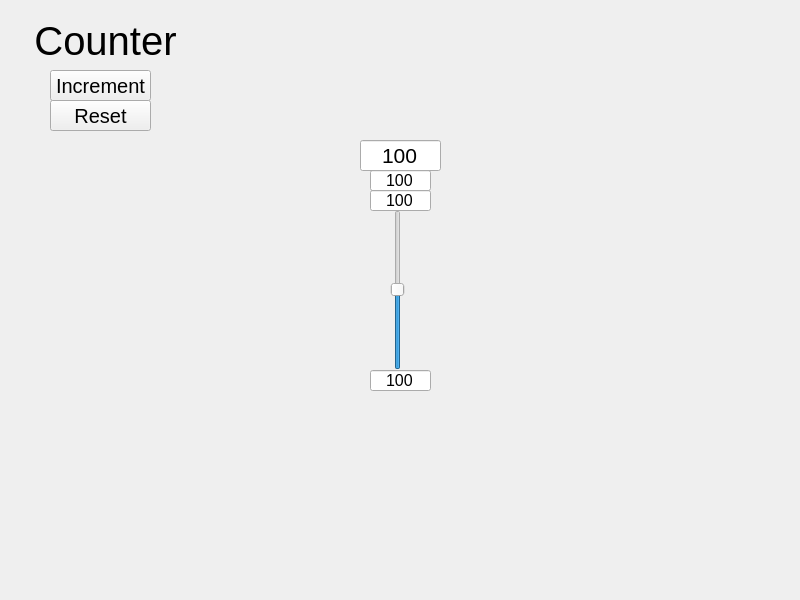
Before: the Qt Designer form src/ui/MainWindow.ui in Blitblank/metabalus, drawn with Qt 5.
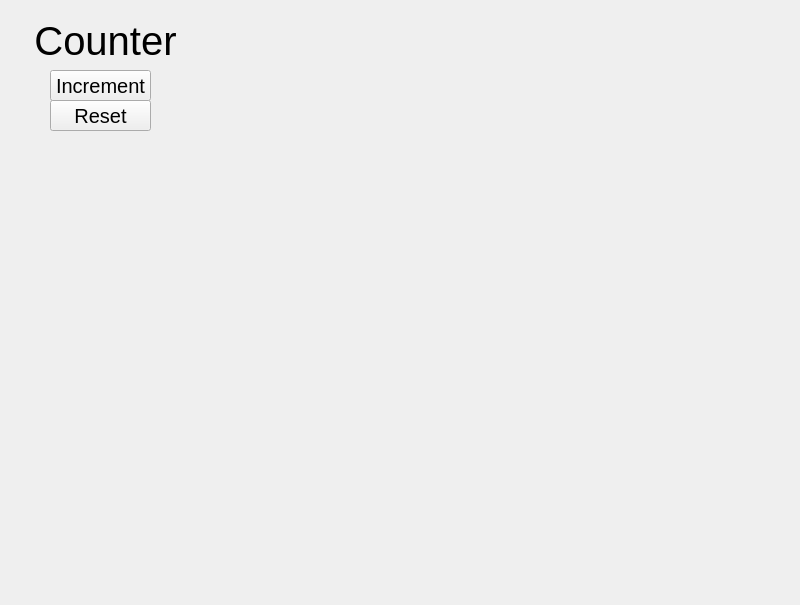
After: the same form once the commit is applied. Custom widgets are drawn as their Qt base class.

Commit message: package slider components into its own widget

```diff
--- a/src/ui/MainWindow.ui
+++ b/src/ui/MainWindow.ui
@@ -7,7 +7,7 @@
     <x>0</x>
     <y>0</y>
     <width>800</width>
-    <height>600</height>
+    <height>605</height>
    </rect>
   </property>
   <property name="windowTitle">
@@ -71,124 +71,26 @@
      <set>Qt::AlignmentFlag::AlignCenter</set>
     </property>
    </widget>
-   <widget class="QSlider" name="slider">
+   <widget class="SmartSlider" name="sliderGainR" native="true">
     <property name="geometry">
      <rect>
-      <x>390</x>
-      <y>210</y>
-      <width>16</width>
-      <height>160</height>
+      <x>340</x>
+      <y>120</y>
+      <width>171</width>
+      <height>321</height>
      </rect>
-    </property>
-    <property name="value">
-     <number>50</number>
-    </property>
-    <property name="orientation">
-     <enum>Qt::Orientation::Vertical</enum>
-    </property>
-   </widget>
-   <widget class="QLineEdit" name="inputMax">
-    <property name="geometry">
-     <rect>
-      <x>370</x>
-      <y>190</y>
-      <width>61</width>
-      <height>21</height>
-     </rect>
-    </property>
-    <property name="font">
-     <font>
-      <pointsize>12</pointsize>
-      <stylestrategy>PreferDefault</stylestrategy>
-     </font>
-    </property>
-    <property name="layoutDirection">
-     <enum>Qt::LayoutDirection::LeftToRight</enum>
-    </property>
-    <property name="text">
-     <string>100</string>
-    </property>
-    <property name="alignment">
-     <set>Qt::AlignmentFlag::AlignCenter</set>
-    </property>
-   </widget>
-   <widget class="QLineEdit" name="inputStep">
-    <property name="geometry">
-     <rect>
-      <x>370</x>
-      <y>170</y>
-      <width>61</width>
-      <height>21</height>
-     </rect>
-    </property>
-    <property name="font">
-     <font>
-      <pointsize>12</pointsize>
-      <stylestrategy>PreferDefault</stylestrategy>
-     </font>
-    </property>
-    <property name="layoutDirection">
-     <enum>Qt::LayoutDirection::LeftToRight</enum>
-    </property>
-    <property name="text">
-     <string>100</string>
-    </property>
-    <property name="alignment">
-     <set>Qt::AlignmentFlag::AlignCenter</set>
-    </property>
-   </widget>
-   <widget class="QLineEdit" name="inputValue">
-    <property name="geometry">
-     <rect>
-      <x>360</x>
-      <y>140</y>
-      <width>81</width>
-      <height>31</height>
-     </rect>
-    </property>
-    <property name="font">
-     <font>
-      <pointsize>16</pointsize>
-      <stylestrategy>PreferDefault</stylestrategy>
-     </font>
-    </property>
-    <property name="layoutDirection">
-     <enum>Qt::LayoutDirection::LeftToRight</enum>
-    </property>
-    <property name="text">
-     <string>100</string>
-    </property>
-    <property name="alignment">
-     <set>Qt::AlignmentFlag::AlignCenter</set>
-    </property>
-   </widget>
-   <widget class="QLineEdit" name="inputMin">
-    <property name="geometry">
-     <rect>
-      <x>370</x>
-      <y>370</y>
-      <width>61</width>
-      <height>21</height>
-     </rect>
-    </property>
-    <property name="font">
-     <font>
-      <pointsize>12</pointsize>
-      <stylestrategy>PreferDefault</stylestrategy>
-     </font>
-    </property>
-    <property name="layoutDirection">
-     <enum>Qt::LayoutDirection::LeftToRight</enum>
-    </property>
-    <property name="text">
-     <string>100</string>
-    </property>
-    <property name="alignment">
-     <set>Qt::AlignmentFlag::AlignCenter</set>
     </property>
    </widget>
   </widget>
  </widget>
+ <customwidgets>
+  <customwidget>
+   <class>SmartSlider</class>
+   <extends>QWidget</extends>
+   <header>SmartSlider.h</header>
+   <container>1</container>
+  </customwidget>
+ </customwidgets>
  <resources/>
  <connections/>
 </ui>
```
The commit also changes 12 other files.
